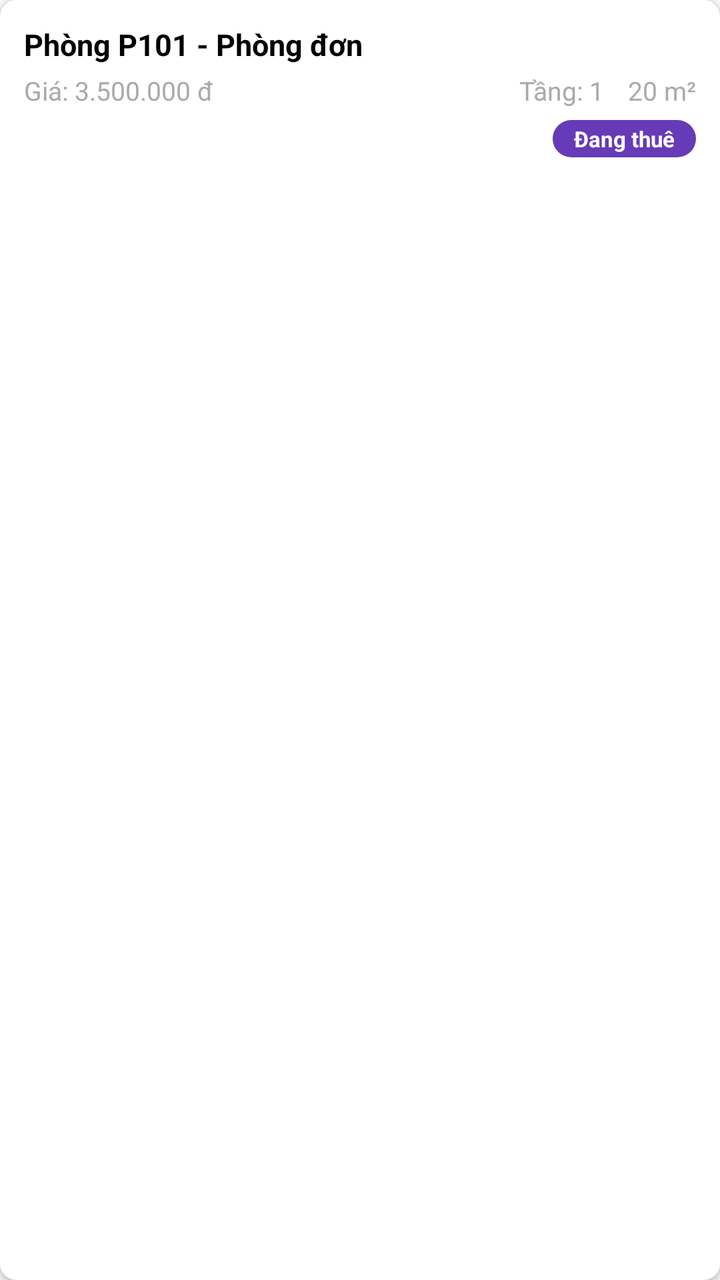
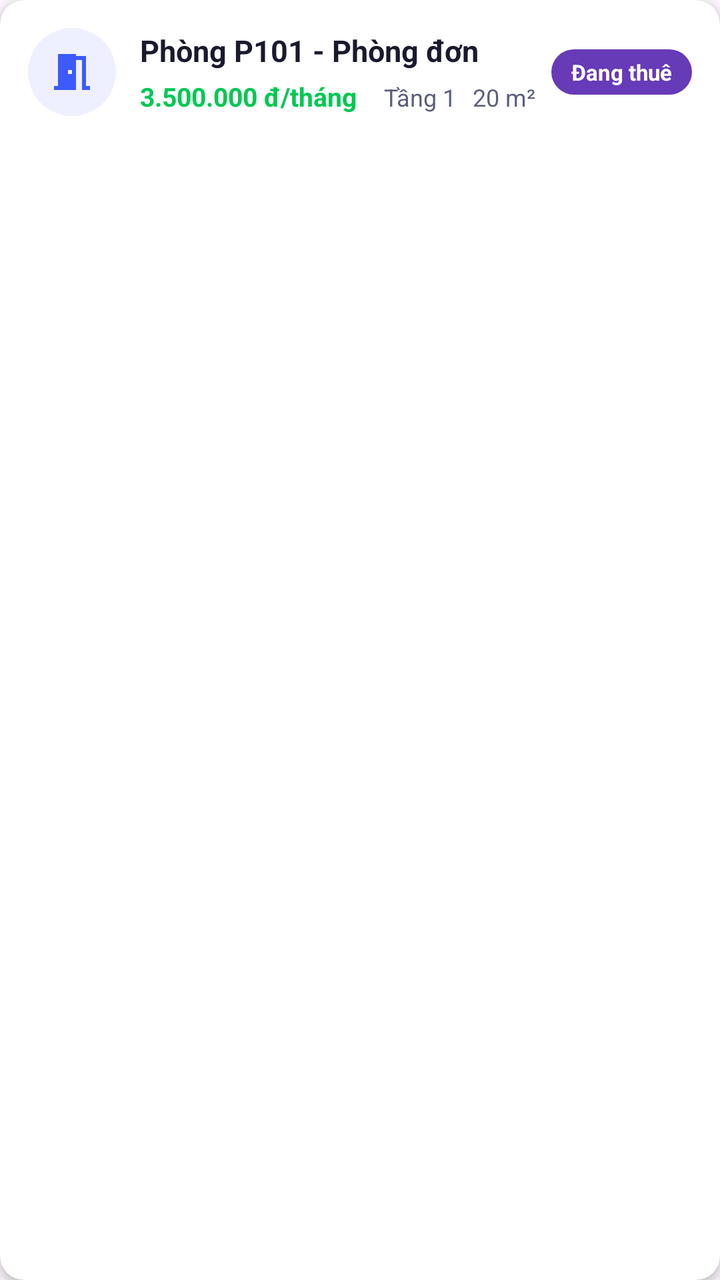

The first picture is an Android layout as it rendered before a commit; the second is the same layout after the commit. The layout source and the unified diff follow.
<!-- AndroidManifest.xml: application theme Theme.Detai1 -->
<!-- res/layout/item_phong.xml -->
<?xml version="1.0" encoding="utf-8"?>
<androidx.cardview.widget.CardView xmlns:android="http://schemas.android.com/apk/res/android"
    xmlns:app="http://schemas.android.com/apk/res-auto"
    android:layout_width="match_parent"
    android:layout_height="wrap_content"
    app:cardCornerRadius="8dp"
    app:cardElevation="2dp"
    android:layout_marginBottom="8dp"
    app:cardBackgroundColor="@android:color/white">

    <LinearLayout
        android:layout_width="match_parent"
        android:layout_height="wrap_content"
        android:orientation="vertical"
        android:padding="12dp">

        <TextView
            android:id="@+id/tvTenPhong"
            android:layout_width="match_parent"
            android:layout_height="wrap_content"
            android:text="Phòng P101 - Phòng đơn"
            android:textSize="15sp"
            android:textStyle="bold"
            android:textColor="@android:color/black"
            android:layout_marginBottom="4dp"/>

        <LinearLayout
            android:layout_width="match_parent"
            android:layout_height="wrap_content"
            android:orientation="horizontal"
            android:layout_marginBottom="6dp">

            <TextView
                android:id="@+id/tvGiaThue"
                android:layout_width="0dp"
                android:layout_height="wrap_content"
                android:layout_weight="1"
                android:text="Giá: 3.500.000 đ"
                android:textSize="13sp"
                android:textColor="@android:color/darker_gray"/>

            <TextView
                android:id="@+id/tvTang"
                android:layout_width="wrap_content"
                android:layout_height="wrap_content"
                android:text="Tầng: 1"
                android:textSize="13sp"
                android:textColor="@android:color/darker_gray"
                android:layout_marginEnd="12dp"/>

            <TextView
                android:id="@+id/tvDienTich"
                android:layout_width="wrap_content"
                android:layout_height="wrap_content"
                android:text="20 m²"
                android:textSize="13sp"
                android:textColor="@android:color/darker_gray"/>
        </LinearLayout>

        <LinearLayout
            android:layout_width="match_parent"
            android:layout_height="wrap_content"
            android:orientation="horizontal"
            android:gravity="end">

            <TextView
                android:id="@+id/tvTrangThai"
                android:layout_width="wrap_content"
                android:layout_height="wrap_content"
                android:text=" Đang thuê "
                android:textSize="11sp"
                android:textStyle="bold"
                android:textColor="@android:color/white"
                android:background="@drawable/badge_purple"
                android:paddingStart="8dp"
                android:paddingEnd="8dp"
                android:paddingTop="2dp"
                android:paddingBottom="2dp"/>
        </LinearLayout>

    </LinearLayout>
</androidx.cardview.widget.CardView>
<!-- resources referenced by this layout -->
<resources>
  <!-- drawable badge_purple (drawable) -->
  <?xml version="1.0" encoding="utf-8"?>
  <shape xmlns:android="http://schemas.android.com/apk/res/android"
      android:shape="rectangle">
      <solid android:color="#673AB7"/>
      <corners android:radius="12dp"/>
  </shape>
  <style name="Theme.Detai1" parent="Base.Theme.Detai1" />
  <style name="Base.Theme.Detai1" parent="Theme.Material3.DayNight.NoActionBar">
          
          
      </style>
</resources>

<!-- the commit's change to res/layout/item_phong.xml (unified diff, before → after) -->
@@ -3,80 +3,98 @@
     xmlns:app="http://schemas.android.com/apk/res-auto"
     android:layout_width="match_parent"
     android:layout_height="wrap_content"
-    app:cardCornerRadius="8dp"
-    app:cardElevation="2dp"
+    app:cardCornerRadius="12dp"
+    app:cardElevation="3dp"
     android:layout_marginBottom="8dp"
-    app:cardBackgroundColor="@android:color/white">
+    app:cardBackgroundColor="@color/bg_card">
 
     <LinearLayout
         android:layout_width="match_parent"
         android:layout_height="wrap_content"
-        android:orientation="vertical"
-        android:padding="12dp">
+        android:orientation="horizontal"
+        android:padding="14dp"
+        android:gravity="center_vertical">
 
-        <TextView
-            android:id="@+id/tvTenPhong"
-            android:layout_width="match_parent"
+        
+        <LinearLayout
+            android:layout_width="44dp"
+            android:layout_height="44dp"
+            android:background="@drawable/bg_icon_circle"
+            android:gravity="center"
+            android:layout_marginEnd="12dp">
+
+            <ImageView
+                android:layout_width="24dp"
+                android:layout_height="24dp"
+                android:src="@drawable/ic_room"
+                app:tint="@color/primary"/>
+        </LinearLayout>
+
+        
+        <LinearLayout
+            android:layout_width="0dp"
             android:layout_height="wrap_content"
-            android:text="Phòng P101 - Phòng đơn"
-            android:textSize="15sp"
-            android:textStyle="bold"
-            android:textColor="@android:color/black"
-            android:layout_marginBottom="4dp"/>
-
-        <LinearLayout
-            android:layout_width="match_parent"
-            android:layout_height="wrap_content"
-            android:orientation="horizontal"
-            android:layout_marginBottom="6dp">
+            android:layout_weight="1"
+            android:orientation="vertical">
 
             <TextView
-                android:id="@+id/tvGiaThue"
-                android:layout_width="0dp"
+                android:id="@+id/tvTenPhong"
+                android:layout_width="match_parent"
                 android:layout_height="wrap_content"
-                android:layout_weight="1"
-                android:text="Giá: 3.500.000 đ"
-                android:textSize="13sp"
-                android:textColor="@android:color/darker_gray"/>
+                android:text="Phòng P101 - Phòng đơn"
+                android:textSize="15sp"
+                android:textStyle="bold"
+                android:textColor="@color/text_primary"
+                android:layout_marginBottom="4dp"/>
 
-            <TextView
-                android:id="@+id/tvTang"
-                android:layout_width="wrap_content"
+            <LinearLayout
+                android:layout_width="match_parent"
                 android:layout_height="wrap_content"
-                android:text="Tầng: 1"
-                android:textSize="13sp"
-                android:textColor="@android:color/darker_gray"
-                android:layout_marginEnd="12dp"/>
+                android:orientation="horizontal">
 
-            <TextView
-                android:id="@+id/tvDienTich"
-                android:layout_width="wrap_content"
-                android:layout_height="wrap_content"
-                android:text="20 m²"
-                android:textSize="13sp"
-                android:textColor="@android:color/darker_gray"/>
+                <TextView
+                    android:id="@+id/tvGiaThue"
+                    android:layout_width="0dp"
+                    android:layout_height="wrap_content"
+                    android:layout_weight="1"
+                    android:text="3.500.000 đ/tháng"
+                    android:textSize="13sp"
+                    android:textColor="@color/accent_green"
+                    android:textStyle="bold"/>
+
+                <TextView
+                    android:id="@+id/tvTang"
+                    android:layout_width="wrap_content"
+                    android:layout_height="wrap_content"
+                    android:text="Tầng 1"
+                    android:textSize="12sp"
+                    android:textColor="@color/text_secondary"
+                    android:layout_marginEnd="8dp"/>
+
+                <TextView
+                    android:id="@+id/tvDienTich"
+                    android:layout_width="wrap_content"
+                    android:layout_height="wrap_content"
+                    android:text="20 m²"
+                    android:textSize="12sp"
+                    android:textColor="@color/text_secondary"/>
+            </LinearLayout>
         </LinearLayout>
 
-        <LinearLayout
-            android:layout_width="match_parent"
+        
+        <TextView
+            android:id="@+id/tvTrangThai"
+            android:layout_width="wrap_content"
             android:layout_height="wrap_content"
-            android:orientation="horizontal"
-            android:gravity="end">
-
-            <TextView
-                android:id="@+id/tvTrangThai"
-                android:layout_width="wrap_content"
-                android:layout_height="wrap_content"
-                android:text=" Đang thuê "
-                android:textSize="11sp"
-                android:textStyle="bold"
-                android:textColor="@android:color/white"
-                android:background="@drawable/badge_purple"
-                android:paddingStart="8dp"
-                android:paddingEnd="8dp"
-                android:paddingTop="2dp"
-                android:paddingBottom="2dp"/>
-        </LinearLayout>
-
+            android:text="Đang thuê"
+            android:textSize="11sp"
+            android:textStyle="bold"
+            android:textColor="@android:color/white"
+            android:background="@drawable/badge_purple"
+            android:paddingStart="10dp"
+            android:paddingEnd="10dp"
+            android:paddingTop="4dp"
+            android:paddingBottom="4dp"
+            android:layout_marginStart="8dp"/>
     </LinearLayout>
 </androidx.cardview.widget.CardView>
<!-- resource entries referenced after the edit -->
@@ -1,5 +1,10 @@
 <!-- resources referenced by this layout -->
 <resources>
+  <color name="accent_green">#00C853</color>
+  <color name="bg_card">#FFFFFF</color>
+  <color name="primary">#3D5AFE</color>
+  <color name="text_primary">#1A1A2E</color>
+  <color name="text_secondary">#5C5F7A</color>
   <!-- drawable badge_purple (drawable) -->
   <?xml version="1.0" encoding="utf-8"?>
   <shape xmlns:android="http://schemas.android.com/apk/res/android"
@@ -7,6 +12,23 @@
       <solid android:color="#673AB7"/>
       <corners android:radius="12dp"/>
   </shape>
+  <!-- drawable bg_icon_circle (drawable) -->
+  <?xml version="1.0" encoding="utf-8"?>
+  <shape xmlns:android="http://schemas.android.com/apk/res/android"
+      android:shape="oval">
+      <solid android:color="#EEF0FF"/>
+  </shape>
+  <!-- drawable ic_room (drawable) -->
+  <?xml version="1.0" encoding="utf-8"?>
+  <vector xmlns:android="http://schemas.android.com/apk/res/android"
+      android:width="24dp"
+      android:height="24dp"
+      android:viewportWidth="24"
+      android:viewportHeight="24">
+      <path
+          android:fillColor="#FF000000"
+          android:pathData="M14,6v15H3v-2h2V3h9v1h5v15h2v2h-4V6h-3zM10,11v2h2v-2h-2z" />
+  </vector>
   <style name="Theme.Detai1" parent="Base.Theme.Detai1" />
   <style name="Base.Theme.Detai1" parent="Theme.Material3.DayNight.NoActionBar">
           
